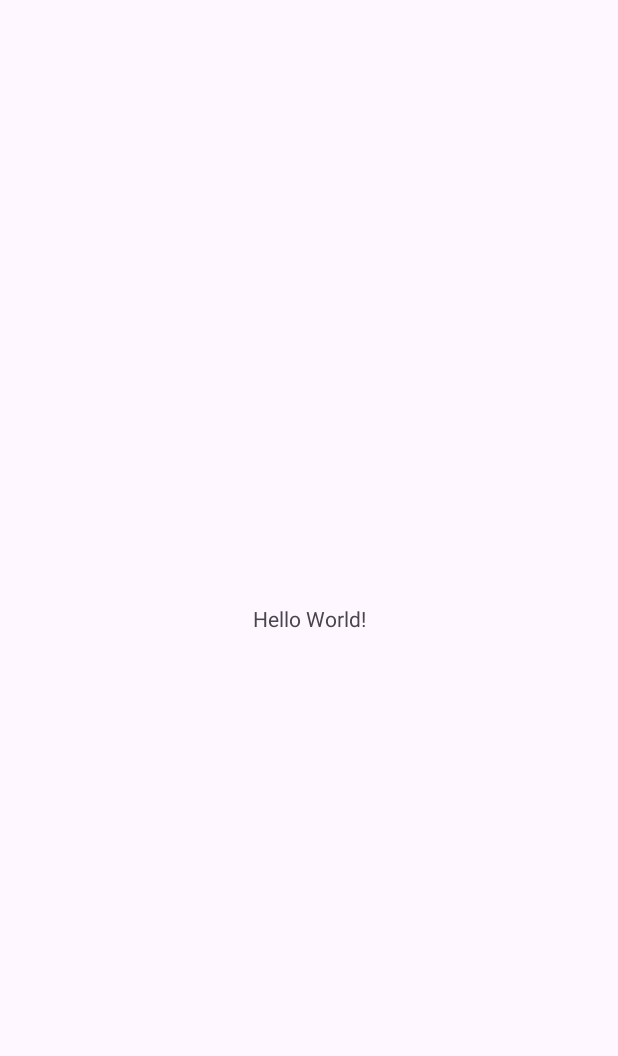
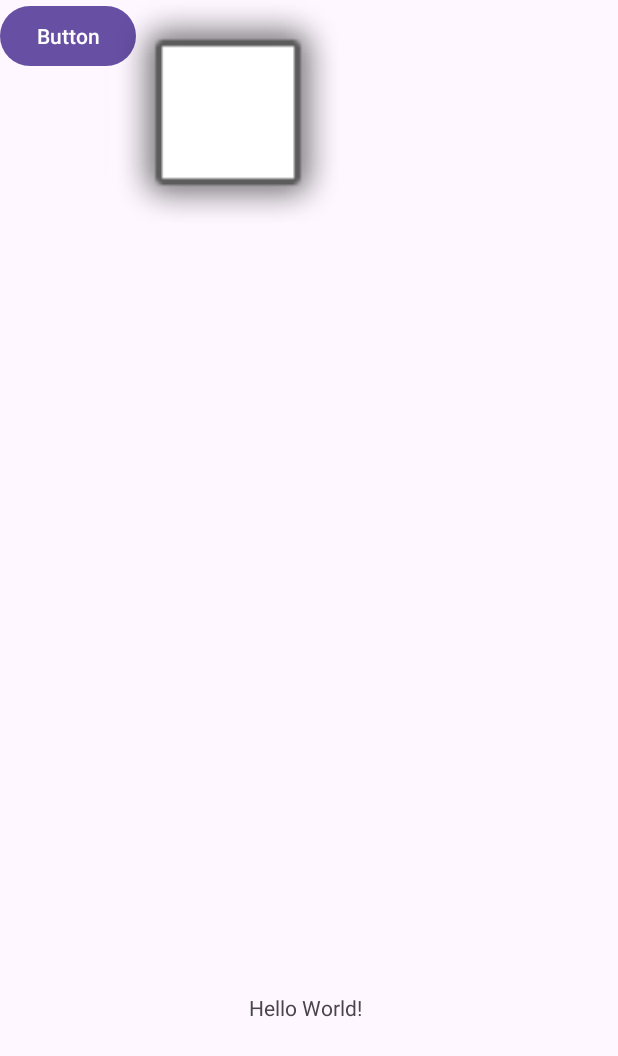
Before and after one commit to gariasojedis/GabrielApp, an Android app: the screen it shows after launch (MainActivity), on a phone screen of 412 x 824 dp. Before the commit the part shown is almost empty. Shown: the top 1056 px of the screen. Run offline under Robolectric (Android 15) with nearby library versions, the phone set to English and light mode, and no system bars.

Commit message:
Segunda Carga

```diff
--- a/app/src/main/res/layout/activity_main.xml
+++ b/app/src/main/res/layout/activity_main.xml
@@ -12,7 +12,34 @@
         android:text="Hello World!"
         app:layout_constraintBottom_toBottomOf="parent"
         app:layout_constraintEnd_toEndOf="parent"
+        app:layout_constraintHorizontal_bias="0.494"
         app:layout_constraintStart_toStartOf="parent"
-        app:layout_constraintTop_toTopOf="parent" />
+        app:layout_constraintTop_toTopOf="parent"
+        app:layout_constraintVertical_bias="0.823" />
+
+    <Button
+        android:id="@+id/button"
+        android:layout_width="wrap_content"
+        android:layout_height="wrap_content"
+        android:text="Button"
+        tools:layout_editor_absoluteX="74dp"
+        tools:layout_editor_absoluteY="117dp" />
+
+    <ImageView
+        android:id="@+id/imageView"
+        android:layout_width="304dp"
+        android:layout_height="167dp"
+        app:srcCompat="@android:drawable/alert_light_frame"
+        tools:layout_editor_absoluteX="53dp"
+        tools:layout_editor_absoluteY="389dp" />
+
+    <TextView
+        android:id="@+id/textView"
+        android:layout_width="wrap_content"
+        android:layout_height="wrap_content"
+        android:layout_marginBottom="240dp"
+        android:text="Ejercicio de Practica APP"
+        app:layout_constraintBottom_toTopOf="@+id/imageView"
+        tools:layout_editor_absoluteX="191dp" />
 
 </androidx.constraintlayout.widget.ConstraintLayout>
```
